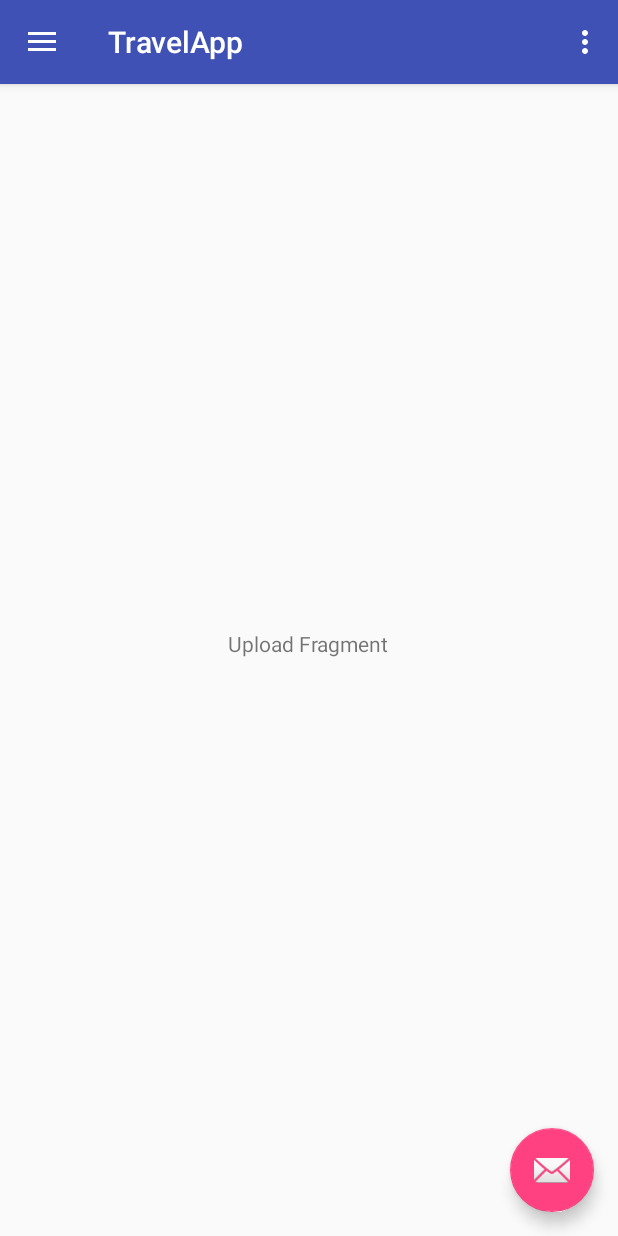
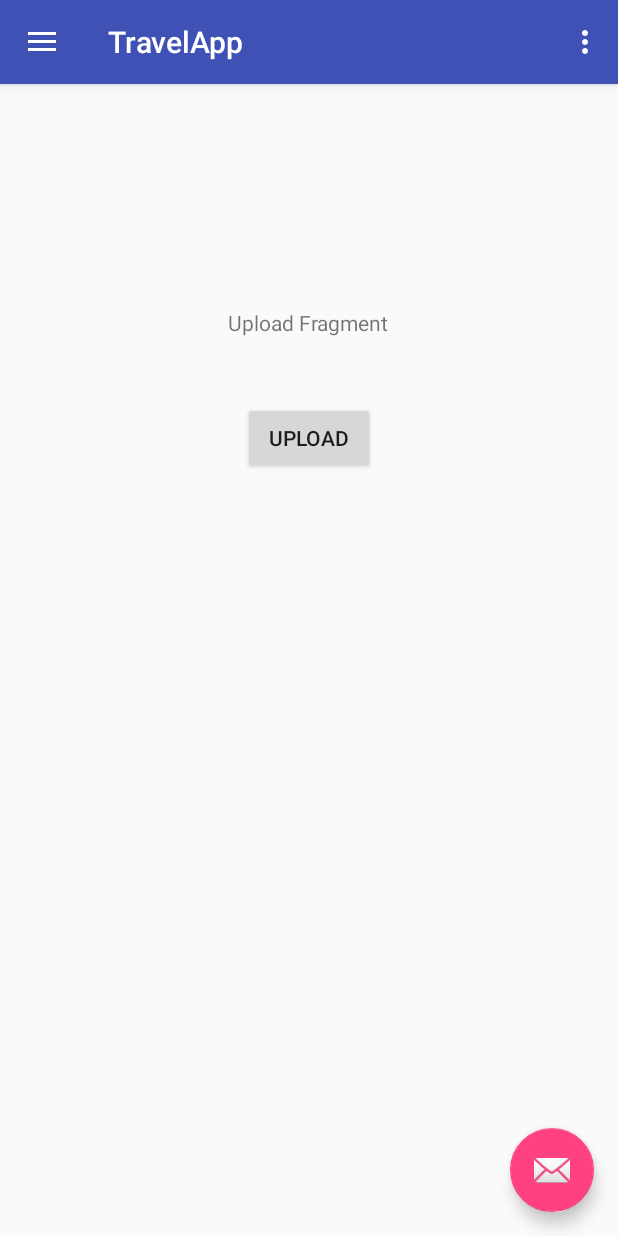
Before and after one commit to BackSH00TER/TravelApp, an Android app: the screen it shows after launch (MainActivity), in the side drawer, after a tap on "Upload", on a phone screen of 412 x 824 dp. Run offline under Robolectric (Android 15) with nearby library versions, the phone set to English and light mode, and no system bars; libraries missing offline, so code that uses them is left out: com.amazonaws.auth, com.amazonaws.regions, com.amazonaws.services.

Commit message:
Implementing Upload in progress
TODO: Call loadImage() on button press, fix something on part with
PutObject causing crash.

```diff
--- a/TravelApp/app/build.gradle
+++ b/TravelApp/app/build.gradle
@@ -29,7 +29,7 @@ dependencies {
     compile 'com.android.support.constraint:constraint-layout:1.0.2'
     testCompile 'junit:junit:4.12'
 
-    compile 'com.amazonaws:aws-android-sdk-core:2.3.9'
+    compile 'com.amazonaws:aws-android-sdk-core:2.2.+'
     compile 'com.amazonaws:aws-android-sdk-s3:2.3.9'
     compile 'com.amazonaws:aws-android-sdk-ddb:2.2.+'
 }
--- a/TravelApp/app/src/main/AndroidManifest.xml
+++ b/TravelApp/app/src/main/AndroidManifest.xml
@@ -21,4 +21,8 @@
         </activity>
     </application>
 
+    <uses-permission android:name="android.permission.INTERNET"/>
+    <uses-permission android:name="android.permission.MANAGE_DOCUMENTS" />
+    <uses-permission android:name="android.permission.READ_EXTERNAL_STORAGE" />
+
 </manifest>
--- a/TravelApp/app/src/main/res/layout/fragment_upload.xml
+++ b/TravelApp/app/src/main/res/layout/fragment_upload.xml
@@ -6,7 +6,17 @@
         android:id="@+id/textView4"
         android:layout_width="wrap_content"
         android:layout_height="wrap_content"
+        android:text="Upload Fragment"
+        android:layout_alignParentTop="true"
         android:layout_centerHorizontal="true"
-        android:layout_centerVertical="true"
-        android:text="Upload Fragment" />
+        android:layout_marginTop="17dp" />
+
+    <Button
+        android:id="@+id/button"
+        android:layout_width="wrap_content"
+        android:layout_height="wrap_content"
+        android:layout_below="@+id/textView4"
+        android:layout_centerHorizontal="true"
+        android:layout_marginTop="43dp"
+        android:text="Upload" />
 </RelativeLayout>
```
Also changed, not shown: TravelApp/app/src/main/java/com/example/travelapp/UploadFragment.java (+57 -0 lines).
